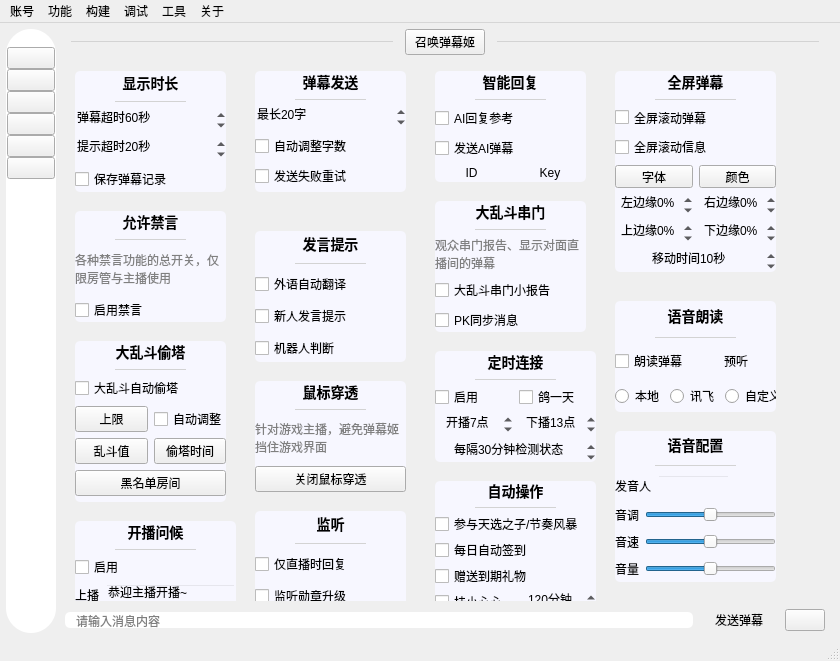
First picture: the form in mainwindow/mainwindow.ui, repository iwxyi/Bilibili-MagicalDanmaku, before the edit.
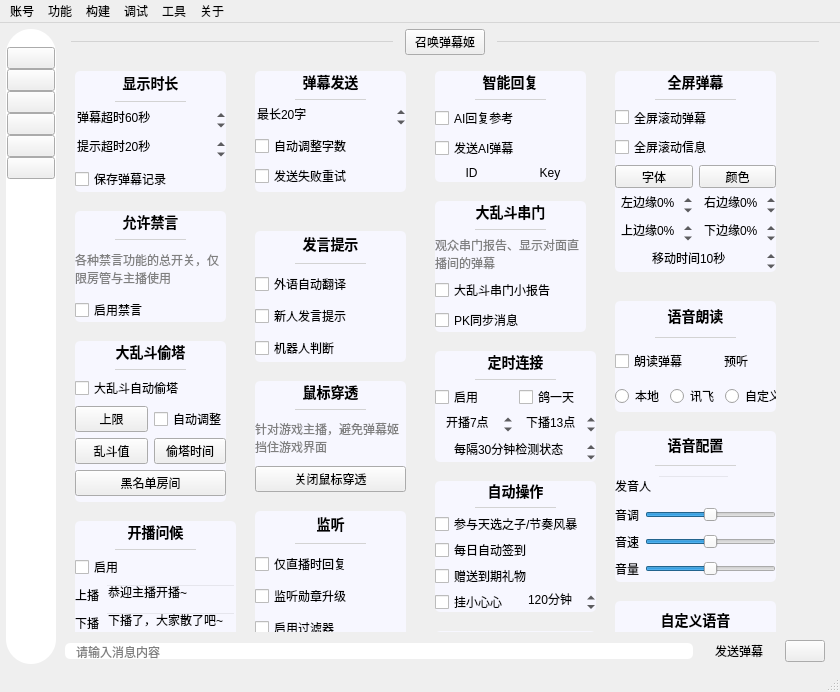
Second picture: the form after the edit. The open tabs and pages were chosen to show the change. Icons and pictures are not drawn. Custom widgets are drawn as their Qt base class.

The edit to the form file:
```diff
--- a/mainwindow/mainwindow.ui
+++ b/mainwindow/mainwindow.ui
@@ -7,7 +7,7 @@
     <x>0</x>
     <y>0</y>
     <width>840</width>
-    <height>661</height>
+    <height>692</height>
    </rect>
   </property>
   <property name="windowTitle">
@@ -1344,7 +1344,7 @@
              <x>0</x>
              <y>0</y>
              <width>760</width>
-             <height>545</height>
+             <height>554</height>
             </rect>
            </property>
            <property name="styleSheet">
```
Left out of the diff: 6 changed lines with no effect on the pictures.
